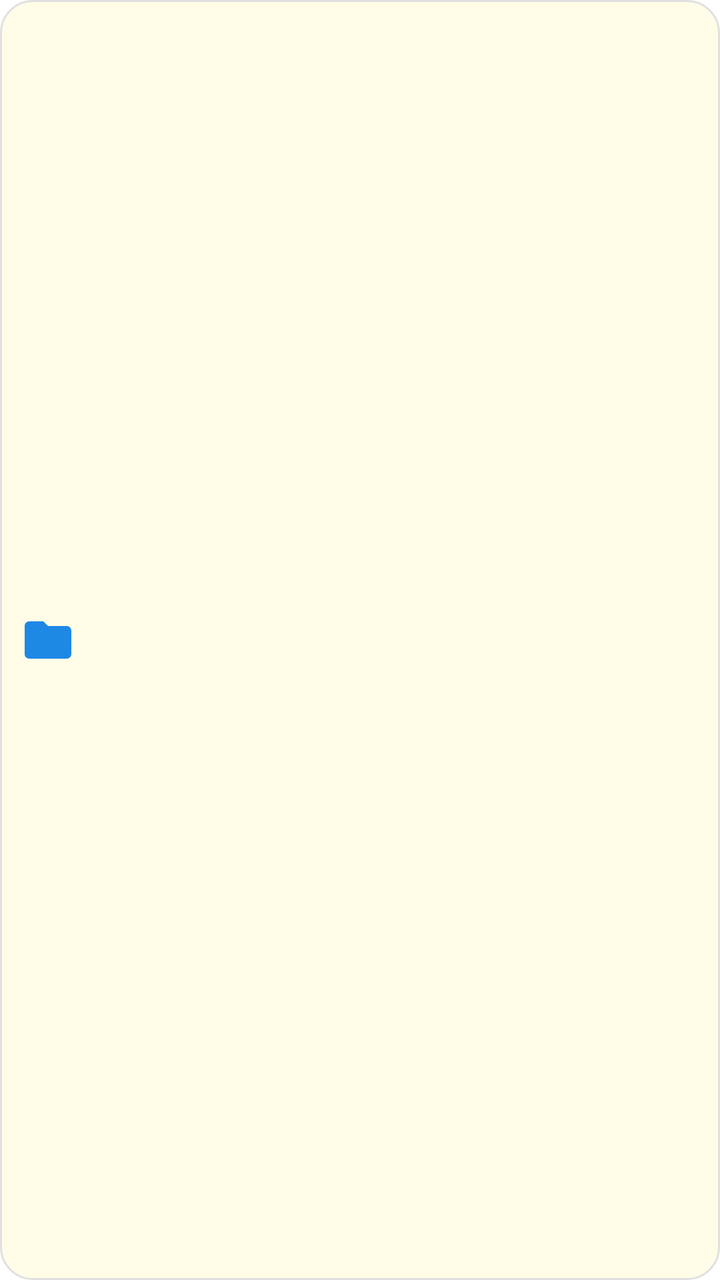
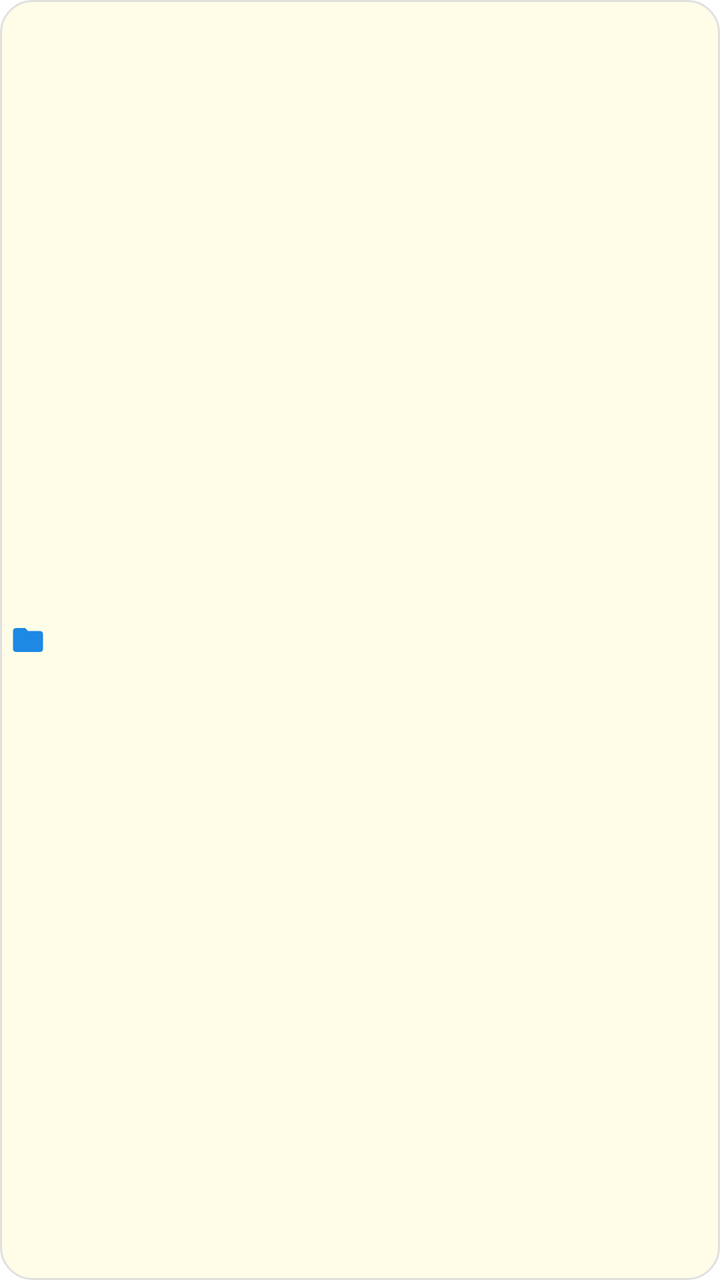

Two renders of the same Android screen: before a commit and after it. Below are the layout's source before the change and the commit's diff.
<!-- AndroidManifest.xml: fallback theme Theme.MaterialComponents.DayNight.NoActionBar -->
<!-- res/layout/folder_widget.xml -->
<?xml version="1.0" encoding="utf-8"?>
<LinearLayout xmlns:android="http://schemas.android.com/apk/res/android"
    android:id="@+id/folder_widget_container"
    android:layout_width="match_parent"
    android:layout_height="match_parent"
    android:orientation="horizontal"
    android:gravity="center_vertical"
    android:padding="10dp"
    android:background="@drawable/widget_background">

    <ImageView
        android:layout_width="28dp"
        android:layout_height="28dp"
        android:src="@drawable/ic_folder"
        android:scaleType="fitCenter"
        android:contentDescription="@string/folder_widget_name" />

    <TextView
        android:id="@+id/folder_widget_name"
        android:layout_width="0dp"
        android:layout_height="wrap_content"
        android:layout_weight="1"
        android:layout_marginStart="10dp"
        android:textSize="15sp"
        android:textStyle="bold"
        android:textColor="#333333"
        android:maxLines="2"
        android:ellipsize="end" />

    <TextView
        android:id="@+id/folder_widget_count"
        android:layout_width="wrap_content"
        android:layout_height="wrap_content"
        android:layout_marginStart="6dp"
        android:textSize="13sp"
        android:textColor="#888888"
        android:singleLine="true" />

</LinearLayout>
<!-- resources referenced by this layout -->
<resources>
  <!-- drawable ic_folder (drawable) -->
  <vector xmlns:android="http://schemas.android.com/apk/res/android"
      android:width="24dp"
      android:height="24dp"
      android:viewportWidth="24"
      android:viewportHeight="24">
      <path
          android:fillColor="#1E88E5"
          android:pathData="M10,4H4c-1.1,0 -1.99,0.9 -1.99,2L2,18c0,1.1 0.9,2 2,2h16c1.1,0 2,-0.9 2,-2V8c0,-1.1 -0.9,-2 -2,-2h-8l-2,-2z"/>
  </vector>
  <!-- drawable widget_background (drawable) -->
  ﻿<?xml version="1.0" encoding="utf-8"?>
  <shape xmlns:android="http://schemas.android.com/apk/res/android"
      android:shape="rectangle">
      <solid android:color="#FFFDE7" />
      <corners android:radius="16dp" />
      <stroke
          android:width="1dp"
          android:color="#E0E0E0" />
  </shape>
  <string name="folder_widget_name">Ordner Widget</string>
</resources>

<!-- the commit's change to res/layout/folder_widget.xml (unified diff, before → after) -->
@@ -5,12 +5,12 @@
     android:layout_height="match_parent"
     android:orientation="horizontal"
     android:gravity="center_vertical"
-    android:padding="10dp"
+    android:padding="5dp"
     android:background="@drawable/widget_background">
 
     <ImageView
-        android:layout_width="28dp"
-        android:layout_height="28dp"
+        android:layout_width="18dp"
+        android:layout_height="18dp"
         android:src="@drawable/ic_folder"
         android:scaleType="fitCenter"
         android:contentDescription="@string/folder_widget_name" />
@@ -20,19 +20,20 @@
         android:layout_width="0dp"
         android:layout_height="wrap_content"
         android:layout_weight="1"
-        android:layout_marginStart="10dp"
-        android:textSize="15sp"
+        android:layout_marginStart="5dp"
+        android:textSize="12sp"
         android:textStyle="bold"
         android:textColor="#333333"
-        android:maxLines="2"
+        android:lineSpacingMultiplier="0.95"
+        android:maxLines="3"
         android:ellipsize="end" />
 
     <TextView
         android:id="@+id/folder_widget_count"
         android:layout_width="wrap_content"
         android:layout_height="wrap_content"
-        android:layout_marginStart="6dp"
-        android:textSize="13sp"
+        android:layout_marginStart="3dp"
+        android:textSize="11sp"
         android:textColor="#888888"
         android:singleLine="true" />
 
